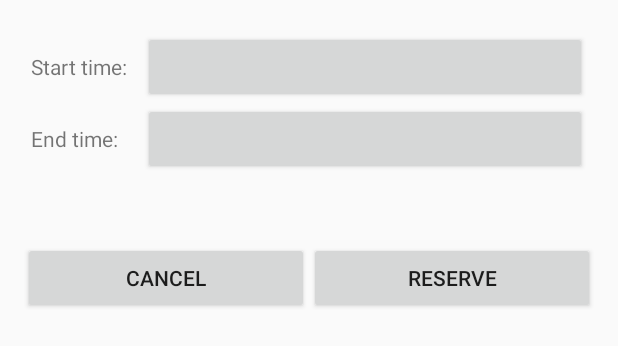
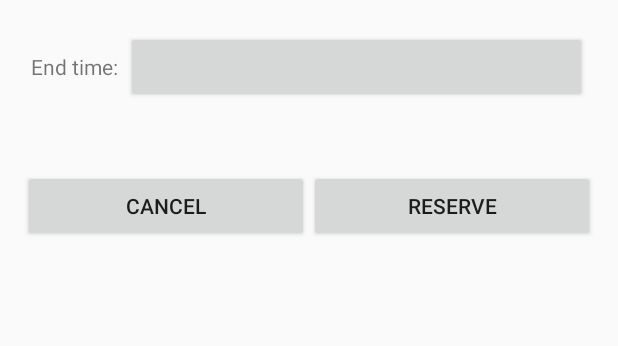
Before and after one commit to SharonLK/for-roy, an Android app: the layout dialog_reservation.xml on its own in the app's theme, with its tools: preview values and no code run, on a phone screen of 412 x 824 dp. Shown: the top 346 px of the screen. Run offline under Robolectric (Android 15) with nearby library versions, the phone set to English and light mode, and no system bars.

Commit message:
Use value of the new spinners for start time
Now start time is determined by the value of the two spinners in the
main window.

```diff
--- a/app/src/main/res/layout/dialog_reservation.xml
+++ b/app/src/main/res/layout/dialog_reservation.xml
@@ -11,32 +11,11 @@
         android:layout_margin="5dp">
 
         <TextView
-            android:id="@+id/startTimeText"
-            android:layout_width="wrap_content"
-            android:layout_height="wrap_content"
-            android:layout_alignBottom="@+id/startTimeButton"
-            android:layout_alignParentStart="true"
-            android:layout_alignParentTop="true"
-            android:layout_alignTop="@id/startTimeButton"
-            android:layout_marginEnd="5dp"
-            android:gravity="center_vertical"
-            android:text="@string/start_time" />
-
-        <Button
-            android:id="@id/startTimeButton"
-            android:layout_width="wrap_content"
-            android:layout_height="wrap_content"
-            android:layout_alignParentEnd="true"
-            android:layout_marginStart="5dp"
-            android:layout_toEndOf="@id/startTimeText" />
-
-        <TextView
             android:id="@+id/endTimeText"
             android:layout_width="wrap_content"
             android:layout_height="wrap_content"
             android:layout_alignBottom="@+id/endTimeButton"
             android:layout_alignTop="@id/endTimeButton"
-            android:layout_below="@id/startTimeText"
             android:layout_marginEnd="5dp"
             android:gravity="center_vertical"
             android:text="@string/end_time" />
@@ -46,8 +25,6 @@
             android:layout_width="wrap_content"
             android:layout_height="wrap_content"
             android:layout_alignParentEnd="true"
-            android:layout_alignStart="@id/startTimeButton"
-            android:layout_below="@id/startTimeButton"
             android:layout_toEndOf="@id/endTimeText" />
 
     </RelativeLayout>
```
Also changed, not shown: app/src/main/java/com/askylol/bookaseat/activities/MainActivity.java (+6 -7 lines).
